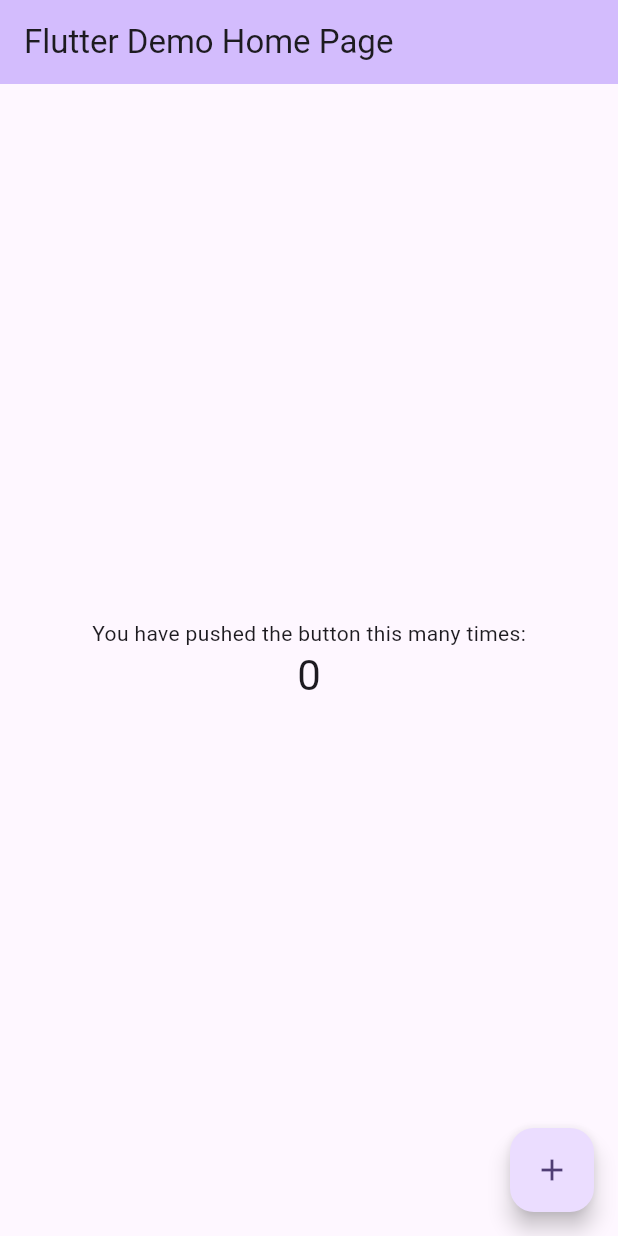
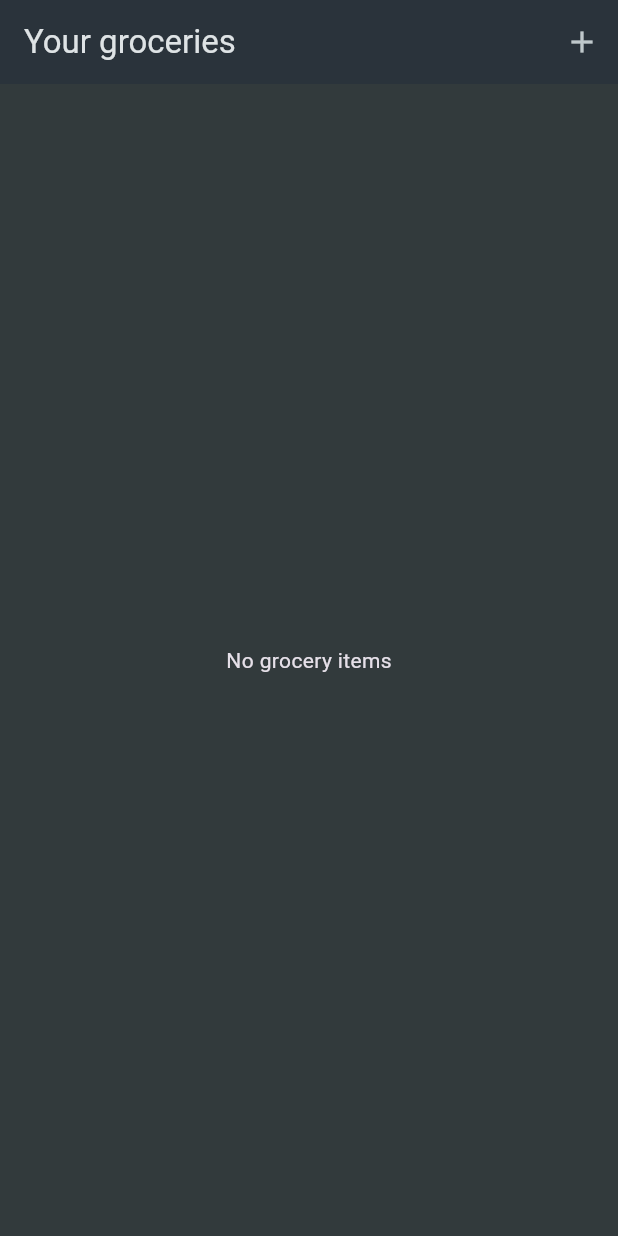
Before and after one commit to ionut-badea/udemy-flutter, a Flutter app: the screen it shows after launch, on a phone screen of 412 x 824 dp. Run offline on Flutter 3.47's test engine with Material 3 defaults, Android fonts, the light colour scheme and no system bars; our stand-ins replace google_fonts, transparent_image.

Commit message:
section-11 | app final
Signed-off-by: Ionut Badea <ionut.badea@yazee.me>

```diff
--- a/section-11/shopy/lib/main.dart
+++ b/section-11/shopy/lib/main.dart
@@ -1,4 +1,5 @@
 import 'package:flutter/material.dart';
+import 'package:shopy/screens/grocery_list.dart';
 
 void main() {
   runApp(const MyApp());
@@ -11,112 +12,16 @@ class MyApp extends StatelessWidget {
   @override
   Widget build(BuildContext context) {
     return MaterialApp(
-      title: 'Flutter Demo',
-      theme: ThemeData(
-        // This is the theme of your application.
-        //
-        // TRY THIS: Try running your application with "flutter run". You'll see
-        // the application has a purple toolbar. Then, without quitting the app,
-        // try changing the seedColor in the colorScheme below to Colors.green
-        // and then invoke "hot reload" (save your changes or press the "hot
-        // reload" button in a Flutter-supported IDE, or press "r" if you used
-        // the command line to start the app).
-        //
-        // Notice that the counter didn't reset back to zero; the application
-        // state is not lost during the reload. To reset the state, use hot
-        // restart instead.
-        //
-        // This works for code too, not just values: Most code changes can be
-        // tested with just a hot reload.
-        colorScheme: .fromSeed(seedColor: Colors.deepPurple),
+      title: 'Flutter Groceries',
+      theme: ThemeData.dark().copyWith(
+        colorScheme: ColorScheme.fromSeed(
+          seedColor: const Color.fromARGB(255, 147, 229, 250),
+          brightness: Brightness.dark,
+          surface: const Color.fromARGB(255, 42, 51, 59),
+        ),
+        scaffoldBackgroundColor: const Color.fromARGB(255, 50, 58, 60),
       ),
-      home: const MyHomePage(title: 'Flutter Demo Home Page'),
+      home: GroceryList(),
     );
   }
 }
-
-class MyHomePage extends StatefulWidget {
-  const MyHomePage({super.key, required this.title});
-
-  // This widget is the home page of your application. It is stateful, meaning
-  // that it has a State object (defined below) that contains fields that affect
-  // how it looks.
-
-  // This class is the configuration for the state. It holds the values (in this
-  // case the title) provided by the parent (in this case the App widget) and
-  // used by the build method of the State. Fields in a Widget subclass are
-  // always marked "final".
-
-  final String title;
-
-  @override
-  State<MyHomePage> createState() => _MyHomePageState();
-}
-
-class _MyHomePageState extends State<MyHomePage> {
-  int _counter = 0;
-
-  void _incrementCounter() {
-    setState(() {
-      // This call to setState tells the Flutter framework that something has
-      // changed in this State, which causes it to rerun the build method below
-      // so that the display can reflect the updated values. If we changed
-      // _counter without calling setState(), then the build method would not be
-      // called again, and so nothing would appear to happen.
-      _counter++;
-    });
-  }
-
-  @override
-  Widget build(BuildContext context) {
-    // This method is rerun every time setState is called, for instance as done
-    // by the _incrementCounter method above.
-    //
-    // The Flutter framework has been optimized to make rerunning build methods
-    // fast, so that you can just rebuild anything that needs updating rather
-    // than having to individually change instances of widgets.
-    return Scaffold(
-      appBar: AppBar(
-        // TRY THIS: Try changing the color here to a specific color (to
-        // Colors.amber, perhaps?) and trigger a hot reload to see the AppBar
-        // change color while the other colors stay the same.
-        backgroundColor: Theme.of(context).colorScheme.inversePrimary,
-        // Here we take the value from the MyHomePage object that was created by
-        // the App.build method, and use it to set our appbar title.
-        title: Text(widget.title),
-      ),
-      body: Center(
-        // Center is a layout widget. It takes a single child and positions it
-        // in the middle of the parent.
-        child: Column(
-          // Column is also a layout widget. It takes a list of children and
-          // arranges them vertically. By default, it sizes itself to fit its
-          // children horizontally, and tries to be as tall as its parent.
-          //
-          // Column has various properties to control how it sizes itself and
-          // how it positions its children. Here we use mainAxisAlignment to
-          // center the children vertically; the main axis here is the vertical
-          // axis because Columns are vertical (the cross axis would be
-          // horizontal).
-          //
-          // TRY THIS: Invoke "debug painting" (choose the "Toggle Debug Paint"
-          // action in the IDE, or press "p" in the console), to see the
-          // wireframe for each widget.
-          mainAxisAlignment: .center,
-          children: [
-            const Text('You have pushed the button this many times:'),
-            Text(
-              '$_counter',
-              style: Theme.of(context).textTheme.headlineMedium,
-            ),
-          ],
-        ),
-      ),
-      floatingActionButton: FloatingActionButton(
-        onPressed: _incrementCounter,
-        tooltip: 'Increment',
-        child: const Icon(Icons.add),
-      ),
-    );
-  }
-}
--- /dev/null
+++ b/section-11/shopy/lib/models/category.dart
@@ -0,0 +1,21 @@
+import 'package:flutter/material.dart';
+
+enum Categories {
+  vegetables,
+  fruit,
+  meat,
+  dairy,
+  carbs,
+  sweets,
+  spices,
+  convenience,
+  hygiene,
+  other,
+}
+
+class Category {
+  const Category(this.name, this.color);
+
+  final String name;
+  final Color color;
+}
--- /dev/null
+++ b/section-11/shopy/lib/models/grocery_item.dart
@@ -0,0 +1,15 @@
+import 'package:shopy/models/category.dart';
+
+class GroceryItem {
+  const GroceryItem({
+    required this.id,
+    required this.name,
+    required this.quantity,
+    required this.category,
+  });
+
+  final String id;
+  final String name;
+  final int quantity;
+  final Category category;
+}
--- /dev/null
+++ b/section-11/shopy/lib/screens/grocery_list.dart
@@ -0,0 +1,54 @@
+import 'package:flutter/material.dart';
+import 'package:shopy/models/grocery_item.dart';
+import 'package:shopy/screens/add_item.dart';
+import 'package:shopy/widgets/grocery_item.dart';
+
+class GroceryList extends StatefulWidget {
+  const GroceryList({super.key});
+
+  @override
+  State<GroceryList> createState() => _GroceryListState();
+}
+
+class _GroceryListState extends State<GroceryList> {
+  final List<GroceryItem> _groceryItems = [];
+
+  void _addItem() async {
+    final groceryItem = await Navigator.of(
+      context,
+    ).push<GroceryItem>(MaterialPageRoute(builder: (context) => AddItem()));
+
+    if (groceryItem == null) return;
+
+    setState(() {
+      _groceryItems.add(groceryItem);
+    });
+  }
+
+  void _removeItem(GroceryItem item) {
+    setState(() {
+      _groceryItems.remove(item);
+    });
+  }
+
+  @override
+  Widget build(BuildContext context) {
+    Widget content = Center(child: Text('No grocery items'));
+
+    if (_groceryItems.isNotEmpty) {
+      content = ListView.builder(
+        itemCount: _groceryItems.length,
+        itemBuilder: (context, index) =>
+            Item(item: _groceryItems[index], removeItem: _removeItem),
+      );
+    }
+
+    return Scaffold(
+      appBar: AppBar(
+        title: Text('Your groceries'),
+        actions: [IconButton(onPressed: _addItem, icon: Icon(Icons.add))],
+      ),
+      body: content,
+    );
+  }
+}
```
Also changed, not shown: section-11/shopy/lib/data/categories.dart (added, +21 -0 lines), section-11/shopy/lib/data/dummy_items.dart (added, +24 -0 lines), section-11/shopy/lib/screens/add_item.dart (added, +128 -0 lines), section-11/shopy/lib/widgets/grocery_item.dart (added, +24 -0 lines).
